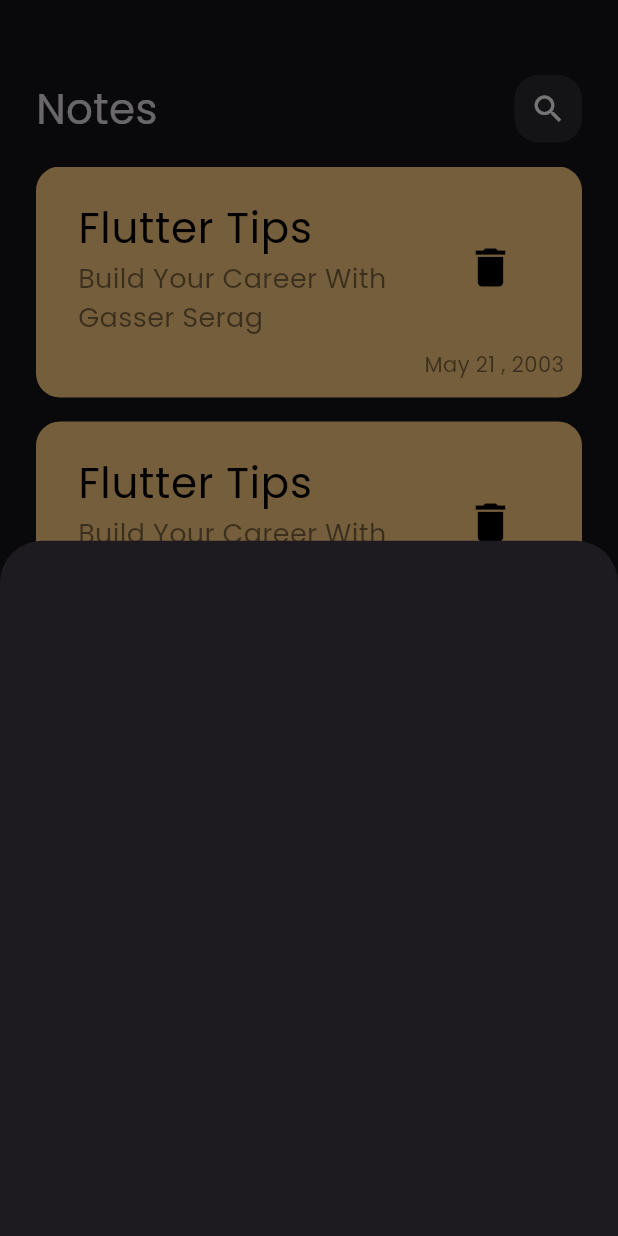
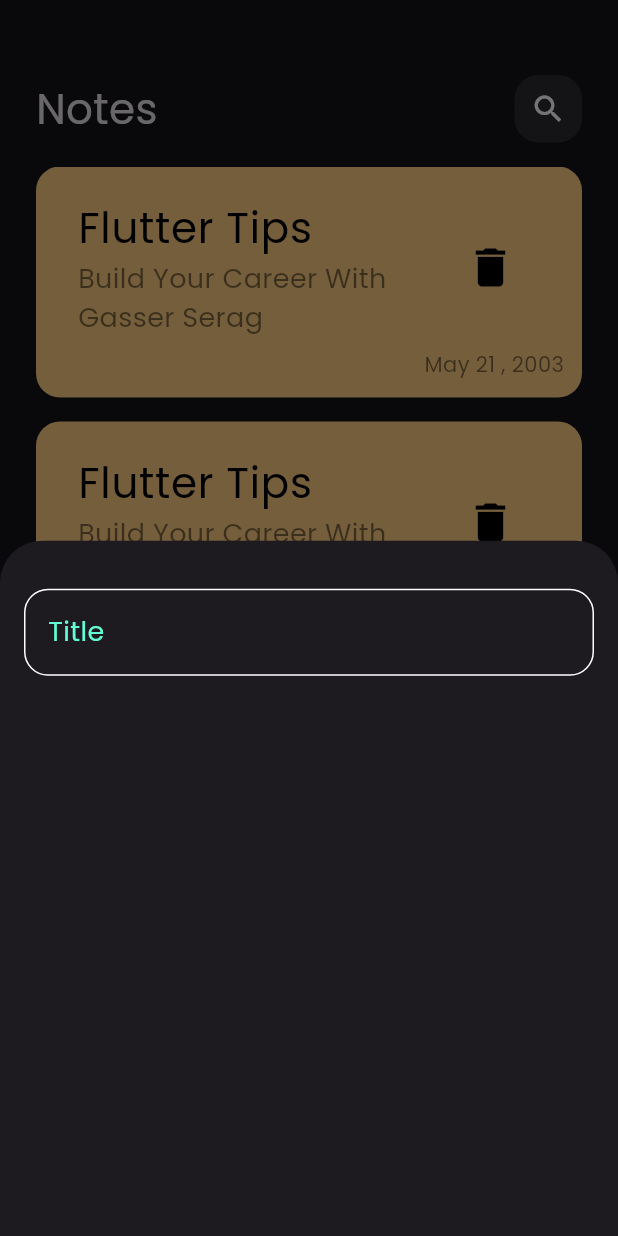
Before and after one commit to Gasser-hafez/Notivity, a Flutter app: the screen it shows after launch, after a tap on the "add" icon, on a phone screen of 412 x 824 dp. Run offline on Flutter 3.47's test engine with Material 3 defaults, Android fonts, the phone set to English and light mode, and no system bars.

Commit message:
added constraints file and kprimary color and added custom text wedgit to bottom model sheet

```diff
--- /dev/null
+++ b/notes_app/lib/constants.dart
@@ -0,0 +1,4 @@
+
+import 'package:flutter/material.dart';
+
+const KPrimaryColor = Color(0xff62FCD7);
--- a/notes_app/lib/views/widgets/add_note_bottom_sheet.dart
+++ b/notes_app/lib/views/widgets/add_note_bottom_sheet.dart
@@ -1,10 +1,21 @@
 import 'package:flutter/material.dart';
+import 'package:notes_app/views/widgets/custom_text_feild.dart';
 
 class AddNoteBottomSheet extends StatelessWidget {
   const AddNoteBottomSheet({super.key});
 
   @override
   Widget build(BuildContext context) {
-    return Container();
+    return Padding(
+      padding: const EdgeInsets.symmetric(horizontal: 16),
+      child: Column(
+        children: [
+        SizedBox(
+          height: 32,
+        ),
+        CustomTextFeild()
+        ]
+      ),
+    );
   }
 }
--- /dev/null
+++ b/notes_app/lib/views/widgets/custom_text_feild.dart
@@ -0,0 +1,27 @@
+import 'package:flutter/material.dart';
+import 'package:notes_app/constants.dart';
+
+class CustomTextFeild extends StatelessWidget {
+  const CustomTextFeild({super.key});
+
+  @override
+  Widget build(BuildContext context) {
+    return TextField(
+      cursorColor: KPrimaryColor,
+      decoration: InputDecoration(
+        hint: Text('Title', style: TextStyle(color: KPrimaryColor, fontSize: 18),),
+        border: buildBorder(),
+        enabledBorder: buildBorder(),
+        focusedBorder: buildBorder(KPrimaryColor),
+      ),
+    );
+  }
+
+  OutlineInputBorder buildBorder([color]) {
+    return OutlineInputBorder(
+        borderRadius: BorderRadius.circular(16)
+      ,
+      borderSide: BorderSide(color: color ?? Colors.white)
+      );
+  }
+}
```
